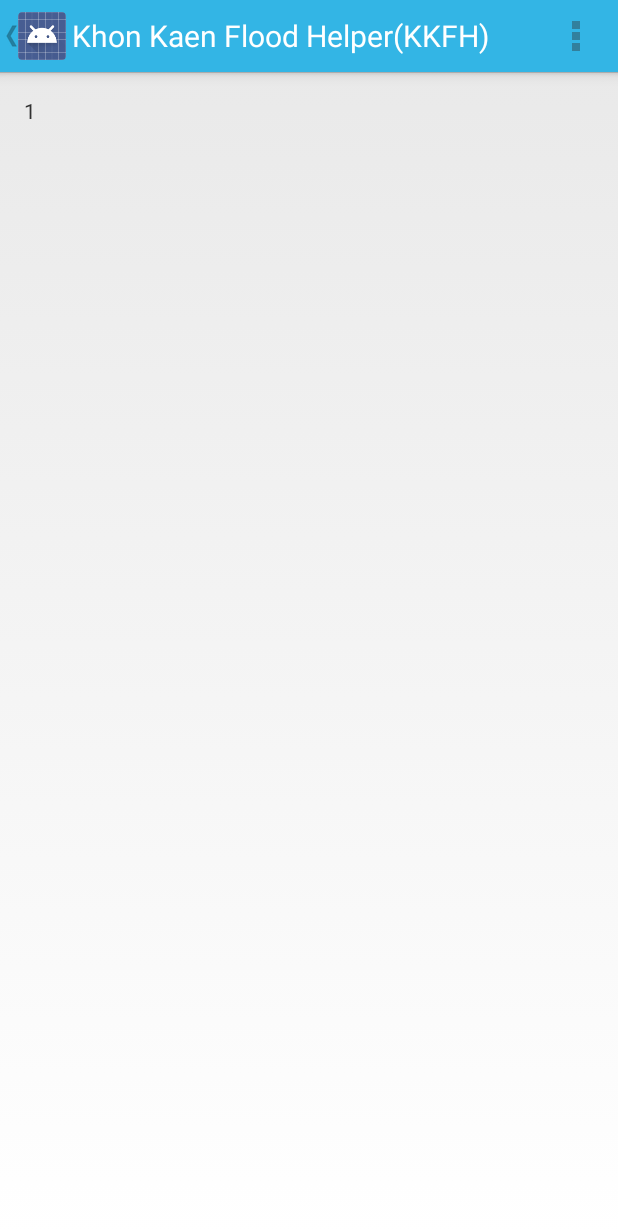
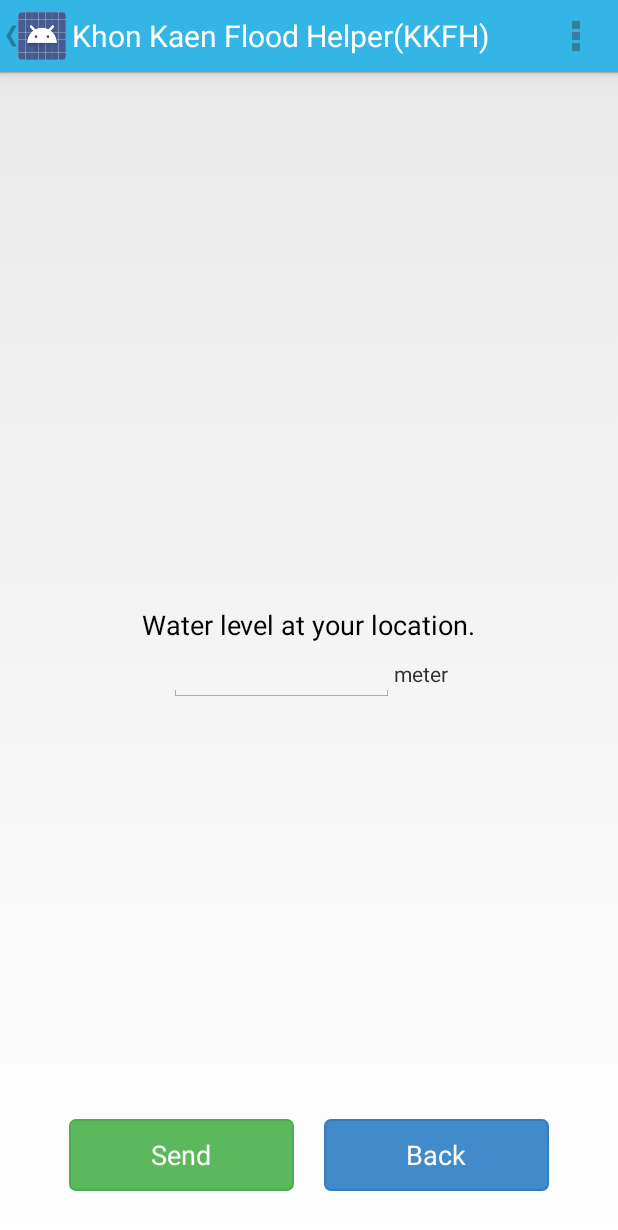
Before and after one commit to cbnuke/KKFH, an Android app: the MainActivity screen opened directly, with no data from a screen before it, after a tap on "Khon Kaen Flood Helper(KKFH)", on a phone screen of 412 x 824 dp. Shown: the top 1230 px of the screen. Run offline under Robolectric (Android 15) with nearby library versions, the phone set to English and light mode, and no system bars; 4 statements that could not run were skipped; 2 other taps on this screen came first.

Commit message:
Add Function home and Function report.

```diff
--- /dev/null
+++ b/KKFH/src/main/java/com/cgs/kkfh/HomeActivity.java
@@ -0,0 +1,45 @@
+package com.cgs.kkfh;
+
+import android.app.Fragment;
+import android.app.FragmentManager;
+import android.os.Bundle;
+import android.view.LayoutInflater;
+import android.view.View;
+import android.view.ViewGroup;
+import android.widget.Button;
+import android.widget.ImageView;
+
+/**
+ * Created by Amnart on 29/11/2556.
+ */
+public class HomeActivity extends Fragment implements View.OnClickListener {
+    Button btn_help;
+    Button btn_report;
+
+    @Override
+    public View onCreateView(LayoutInflater inflater, ViewGroup container, Bundle savedInstanceState) {
+        // Inflate the layout for this fragment
+        View view = inflater.inflate(R.layout.fragment_home, container, false);
+
+        btn_help = (Button)view.findViewById(R.id.btnH_help);
+        btn_help.setOnClickListener(this);
+        btn_report = (Button)view.findViewById(R.id.btnH_report);
+        btn_report.setOnClickListener(this);
+
+        return view;
+    }
+
+    @Override
+    public void onClick(View view) {
+        FragmentManager fragmentManager = getFragmentManager();
+        switch (view.getId()){
+            case R.id.btnH_help:
+                break;
+            case R.id.btnH_report:
+                fragmentManager.beginTransaction()
+                        .replace(R.id.container, new ReportActivity())
+                        .commit();
+                break;
+        }
+    }
+}
--- a/KKFH/src/main/java/com/cgs/kkfh/MainActivity.java
+++ b/KKFH/src/main/java/com/cgs/kkfh/MainActivity.java
@@ -86,6 +86,12 @@ public class MainActivity extends Activity
         // update the main content by replacing fragments
         FragmentManager fragmentManager = getFragmentManager();
         switch (position) {
+            case 0:
+                fragmentManager.beginTransaction()
+                        .replace(R.id.container, new HomeActivity())
+                        .commit();
+                onSectionAttached(1);
+                break;
             case 1:
                 fragmentManager.beginTransaction()
                         .replace(R.id.container, new TestActivity())
@@ -115,7 +121,7 @@ public class MainActivity extends Activity
     public void onSectionAttached(int number) {
         switch (number) {
             case 1:
-                mTitle = getString(R.string.title_section1);
+                mTitle = getString(R.string.app_name);
                 break;
             case 2:
                 mTitle = getString(R.string.title_section2);
--- /dev/null
+++ b/KKFH/src/main/res/layout/fragment_report.xml
@@ -0,0 +1,80 @@
+<?xml version="1.0" encoding="utf-8"?>
+
+<RelativeLayout
+    android:layout_width="fill_parent"
+    android:layout_height="fill_parent"
+    xmlns:android="http://schemas.android.com/apk/res/android">
+
+    <LinearLayout
+        android:orientation="horizontal"
+        android:layout_width="fill_parent"
+        android:layout_height="wrap_content"
+        android:gravity="center_horizontal"
+        android:layout_alignParentBottom="true"
+        android:layout_alignParentLeft="true"
+        android:layout_marginBottom="30dp"
+        android:id="@+id/linearLayout" >
+
+        <Button
+            android:layout_width="150dp"
+            android:layout_height="wrap_content"
+            android:text="@string/send"
+            android:id="@+id/button"
+            android:singleLine="false"
+            android:background="@drawable/selector_btn_success"
+            android:layout_marginRight="10dp"
+            android:textColor="#ffffff" />
+
+        <Button
+            android:layout_width="150dp"
+            android:layout_height="wrap_content"
+            android:text="@string/back"
+            android:id="@+id/button2"
+            android:background="@drawable/selector_btn_primary"
+            android:layout_marginLeft="10dp"
+            android:textColor="#ffffff" />
+    </LinearLayout>
+
+    <LinearLayout
+        android:orientation="vertical"
+        android:layout_width="wrap_content"
+        android:layout_height="wrap_content"
+        android:layout_centerVertical="true"
+        android:layout_centerHorizontal="true">
+
+        <TextView
+            android:layout_width="wrap_content"
+            android:layout_height="wrap_content"
+            android:textAppearance="?android:attr/textAppearanceMedium"
+            android:text="@string/water_level"
+            android:id="@+id/textView"
+            android:layout_alignBaseline="@+id/editText"
+            android:layout_alignBottom="@+id/editText"
+            android:layout_alignParentLeft="true" />
+
+        <LinearLayout
+            android:orientation="horizontal"
+            android:layout_width="wrap_content"
+            android:layout_height="fill_parent"
+            android:layout_gravity="center_horizontal">
+
+            <EditText
+                android:layout_width="150dp"
+                android:layout_height="wrap_content"
+                android:inputType="number"
+                android:ems="10"
+                android:id="@+id/editText"
+                android:layout_alignParentTop="true"
+                android:layout_centerHorizontal="true" />
+
+            <TextView
+                android:layout_width="wrap_content"
+                android:layout_height="wrap_content"
+                android:textAppearance="?android:attr/textAppearanceSmall"
+                android:text="@string/meter"
+                android:id="@+id/textView2" />
+        </LinearLayout>
+
+    </LinearLayout>
+
+</RelativeLayout>
--- a/KKFH/src/main/res/values/strings.xml
+++ b/KKFH/src/main/res/values/strings.xml
@@ -18,6 +18,12 @@
     <string name="regtxt_cd">Congenital disease</string>
     <string name="regbtn_signup">Sign Up</string>
     <string name="regbtn_signup_change">Update</string>
+    <string name="help">Help me</string>
+    <string name="report">Report flood</string>
+    <string name="send">Send</string>
+    <string name="back">Back</string>
+    <string name="water_level">Water level at your location.</string>
+    <string name="meter">meter</string>
 
     <string-array name="province_spin">
         <item>กรุงเทพมหานคร</item>
```
Also changed, not shown: KKFH/src/main/java/com/cgs/kkfh/ReportActivity.java (added, +21 -0 lines), KKFH/src/main/res/layout/fragment_home.xml (added, +45 -0 lines), KKFH/src/main/res/drawable-hdpi/logo_home.jpg (added).
